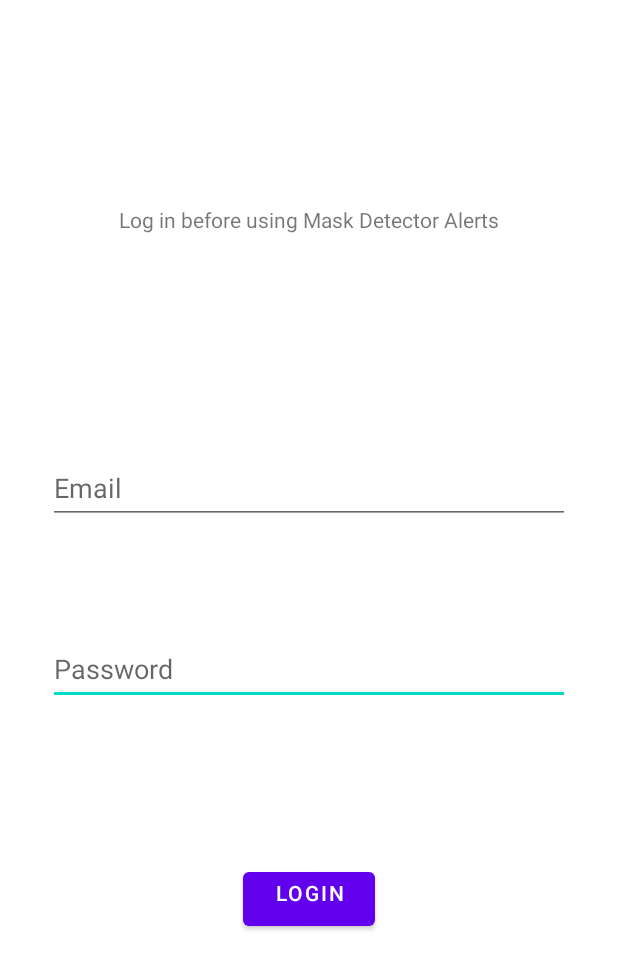
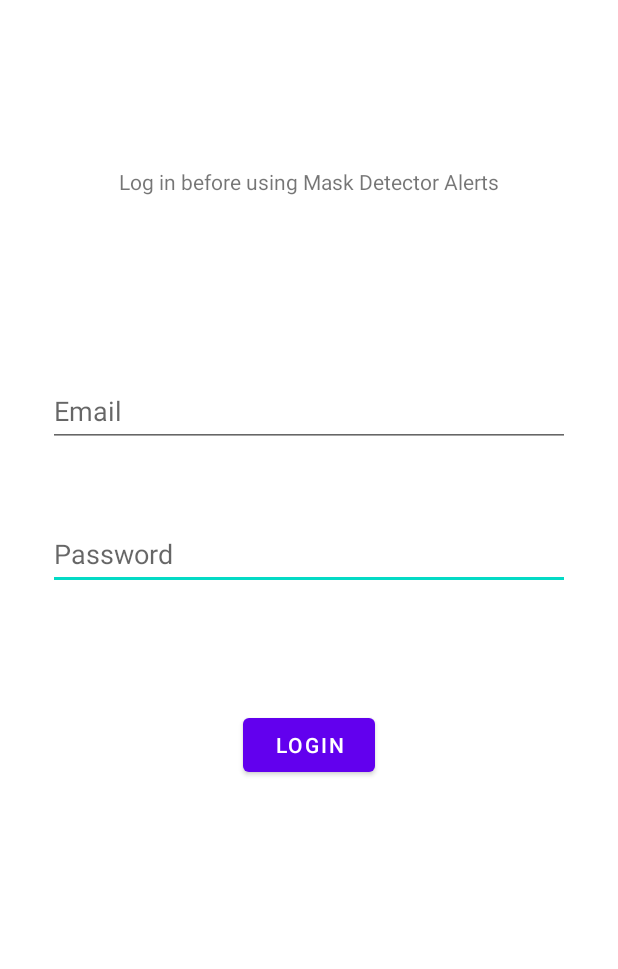
Before and after one commit to COEN-390/COEN-390, an Android app: the screen it shows after launch (LoginActivity), on a phone screen of 412 x 824 dp. Shown: the top 969 px of the screen. Run offline under Robolectric (Android 15) with nearby library versions, the phone set to English and light mode, and no system bars; libraries missing offline, so code that uses them is left out: io.appwrite, io.appwrite.exceptions, io.appwrite.services; 3 statements that could not run were skipped.

Commit message:
Edited the login button location for better UX with soft keyboard

```diff
--- a/AndroidApp/app/src/main/res/layout/activity_login.xml
+++ b/AndroidApp/app/src/main/res/layout/activity_login.xml
@@ -31,8 +31,7 @@
         android:layout_marginStart="128dp"
         android:layout_marginTop="16dp"
         android:layout_marginEnd="128dp"
-        android:layout_marginBottom="128dp"
-        android:gravity="center_horizontal"
+        android:layout_marginBottom="256dp"
         android:text="Login"
         android:textAlignment="center"
         app:layout_constraintBottom_toBottomOf="parent"
```
